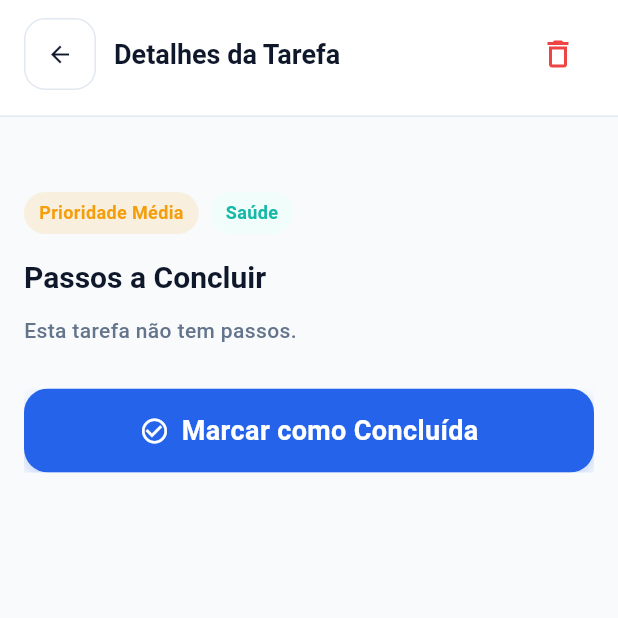
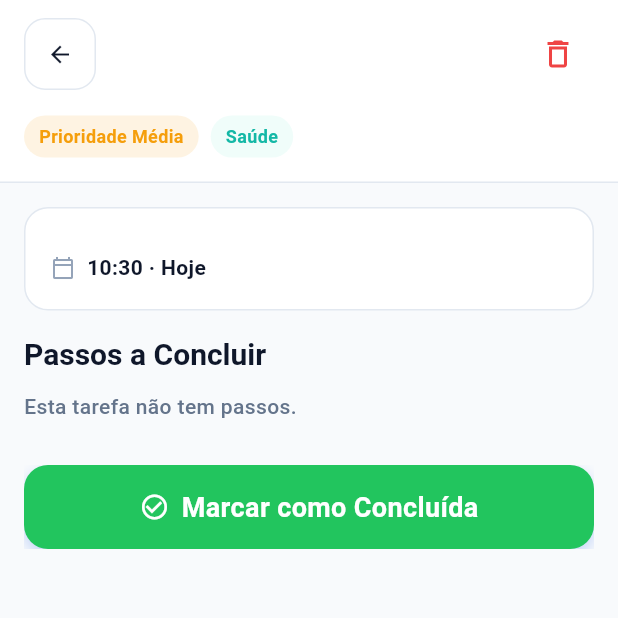
Before and after one commit to deytt/seniorease-mobile, a Flutter app: the TaskDetailsScreen screen opened directly with empty values, on a phone screen of 412 x 824 dp, the top half of it. Run offline on Flutter 3.47's test engine with Material 3 defaults, Android fonts, the phone set to English and light mode, and no system bars; our stand-ins replace cloud_firestore, firebase_auth, firebase_core, flutter_riverpod, go_router, lottie; accounts and stored records are empty.

Commit message:
refactor: TaskDetailsScreen com header genérico e layout melhorado
Layout:
- Header: título = nome da tarefa; badges de prioridade + categoria
- Data/hora: agora na card de descrição (usando dueDate)
- Formatação inteligente: \"HH:mm · Hoje\", \"HH:mm · Amanhã\", ou \"HH:mm · DD/MM/YYYY\"

Botões:
- \"Iniciar Modo Guiado\": verde-água (secondary, #14B8A6)
- \"Marcar como Concluída\": verde (success, #22C55E)
- Cores via customBackgroundColor/customForegroundColor do SeniorButton

Acessibilidade:
- Semantics atualizado com título+badges+data
- Descrição completa para leitores de ecrã

Co-authored-by: Cursor <cursoragent@cursor.com>

```diff
--- a/lib/features/tasks/presentation/screens/task_details_screen.dart
+++ b/lib/features/tasks/presentation/screens/task_details_screen.dart
@@ -22,10 +22,12 @@ class TaskDetailsScreen extends ConsumerWidget {
   @override
   Widget build(BuildContext context, WidgetRef ref) {
     final taskAsync = ref.watch(taskStreamProvider(taskId));
+    final task = taskAsync.asData?.value;
 
     return SeniorScreenScaffold(
-      title: 'Detalhes da Tarefa',
-      trailing: taskAsync.asData != null
+      title: task?.title ?? 'Detalhes da Tarefa',
+      subtitleWidget: task != null ? _HeaderBadges(task: task) : null,
+      trailing: task != null
           ? IconButton(
               icon: const Icon(Icons.delete_outline, color: AppColors.danger),
               tooltip: 'Apagar tarefa',
@@ -70,27 +72,17 @@ class TaskDetailsScreen extends ConsumerWidget {
   }
 }
 
-class _Content extends ConsumerWidget {
-  const _Content({required this.task});
+// ------------------------------------------------------------------ Header badges
+
+class _HeaderBadges extends StatelessWidget {
+  const _HeaderBadges({required this.task});
 
   final Task task;
 
   @override
-  Widget build(BuildContext context, WidgetRef ref) {
-    final theme = Theme.of(context);
+  Widget build(BuildContext context) {
     final pColor = priorityColor(task.priority);
-
-    return ListView(
-      padding: const EdgeInsets.all(AppSpacing.md),
-      children: [
-        Text(
-          task.title,
-          style: theme.textTheme.headlineMedium,
-          maxLines: 2,
-          overflow: TextOverflow.ellipsis,
-        ),
-        const SizedBox(height: AppSpacing.sm),
-        Row(
+    return Row(
       children: [
         _Badge(
           label: task.priority.fullLabel,
@@ -104,9 +96,25 @@ class _Content extends ConsumerWidget {
           background: AppColors.secondaryLight,
         ),
       ],
-        ),
-        const SizedBox(height: AppSpacing.md),
-        if (task.description.isNotEmpty) ...[
+    );
+  }
+}
+
+// ------------------------------------------------------------------ Conteúdo
+
+class _Content extends ConsumerWidget {
+  const _Content({required this.task});
+
+  final Task task;
+
+  @override
+  Widget build(BuildContext context, WidgetRef ref) {
+    final theme = Theme.of(context);
+
+    return ListView(
+      padding: const EdgeInsets.all(AppSpacing.md),
+      children: [
+        if (task.description.isNotEmpty || task.dueDate != null) ...[
           _DescriptionCard(task: task),
           const SizedBox(height: AppSpacing.md),
         ],
@@ -127,7 +135,8 @@ class _Content extends ConsumerWidget {
           SeniorButton(
             label: 'Iniciar Modo Guiado',
             icon: Icons.bolt,
-            variant: SeniorButtonVariant.secondary,
+            customBackgroundColor: AppColors.secondary,
+            customForegroundColor: Colors.white,
             onPressed: () => context.push('/tasks/${task.id}/guided'),
           ),
         const SizedBox(height: 12),
@@ -141,14 +150,39 @@ class _Content extends ConsumerWidget {
   }
 }
 
+// ------------------------------------------------------------------ Description card
+
 class _DescriptionCard extends StatelessWidget {
   const _DescriptionCard({required this.task});
 
   final Task task;
 
+  String _formatDueDate(DateTime dt) {
+    final now = DateTime.now();
+    final isToday =
+        dt.year == now.year && dt.month == now.month && dt.day == now.day;
+    final isTomorrow = dt.year == now.year &&
+        dt.month == now.month &&
+        dt.day == now.day + 1;
+
+    final hour = dt.hour.toString().padLeft(2, '0');
+    final min = dt.minute.toString().padLeft(2, '0');
+    final time = '$hour:$min';
+
+    if (isToday) return '$time · Hoje';
+    if (isTomorrow) return '$time · Amanhã';
+
+    final day = dt.day.toString().padLeft(2, '0');
+    final month = dt.month.toString().padLeft(2, '0');
+    return '$time · $day/$month/${dt.year}';
+  }
+
   @override
   Widget build(BuildContext context) {
     final theme = Theme.of(context);
+    final hasDueDate = task.dueDate != null;
+    final hasDescription = task.description.isNotEmpty;
+
     return Container(
       width: double.infinity,
       padding: const EdgeInsets.all(17),
@@ -160,6 +194,7 @@ class _DescriptionCard extends StatelessWidget {
       child: Column(
         crossAxisAlignment: CrossAxisAlignment.start,
         children: [
+          if (hasDescription)
             Text(
               task.description,
               style: theme.textTheme.bodyMedium?.copyWith(
@@ -167,17 +202,19 @@ class _DescriptionCard extends StatelessWidget {
                 height: 1.6,
               ),
             ),
-          if (task.reminderTime != null) ...[
+          if (hasDescription && hasDueDate) ...[
             const SizedBox(height: 12),
             const Divider(height: 1),
+          ],
+          if (hasDueDate) ...[
             const SizedBox(height: 12),
             Row(
               children: [
-                const Icon(Icons.access_time,
+                const Icon(Icons.calendar_today_outlined,
                     size: 16, color: AppColors.slate400),
                 const SizedBox(width: AppSpacing.sm),
                 Text(
-                  '${task.reminderTime} hoje',
+                  _formatDueDate(task.dueDate!),
                   style: theme.textTheme.bodyMedium?.copyWith(
                     fontWeight: FontWeight.w600,
                     color: AppColors.slate900,
@@ -191,6 +228,8 @@ class _DescriptionCard extends StatelessWidget {
     );
   }
 }
+
+// ------------------------------------------------------------------ Step row
 
 class _StepRow extends ConsumerWidget {
   const _StepRow({required this.task, required this.step});
@@ -252,6 +291,8 @@ class _StepRow extends ConsumerWidget {
   }
 }
 
+// ------------------------------------------------------------------ Botões
+
 class _CompleteButton extends ConsumerWidget {
   const _CompleteButton({required this.task});
 
@@ -265,6 +306,8 @@ class _CompleteButton extends ConsumerWidget {
       label: 'Marcar como Concluída',
       icon: Icons.check_circle_outline,
       isLoading: isLoading,
+      customBackgroundColor: AppColors.success,
+      customForegroundColor: Colors.white,
       onPressed: () => _confirmComplete(context, ref),
     );
   }
@@ -324,6 +367,8 @@ class _CompletedBanner extends StatelessWidget {
   }
 }
 
+// ------------------------------------------------------------------ Badge
+
 class _Badge extends StatelessWidget {
   const _Badge({
     required this.label,
```
Lines whose indentation alone changed are shown as unchanged.
